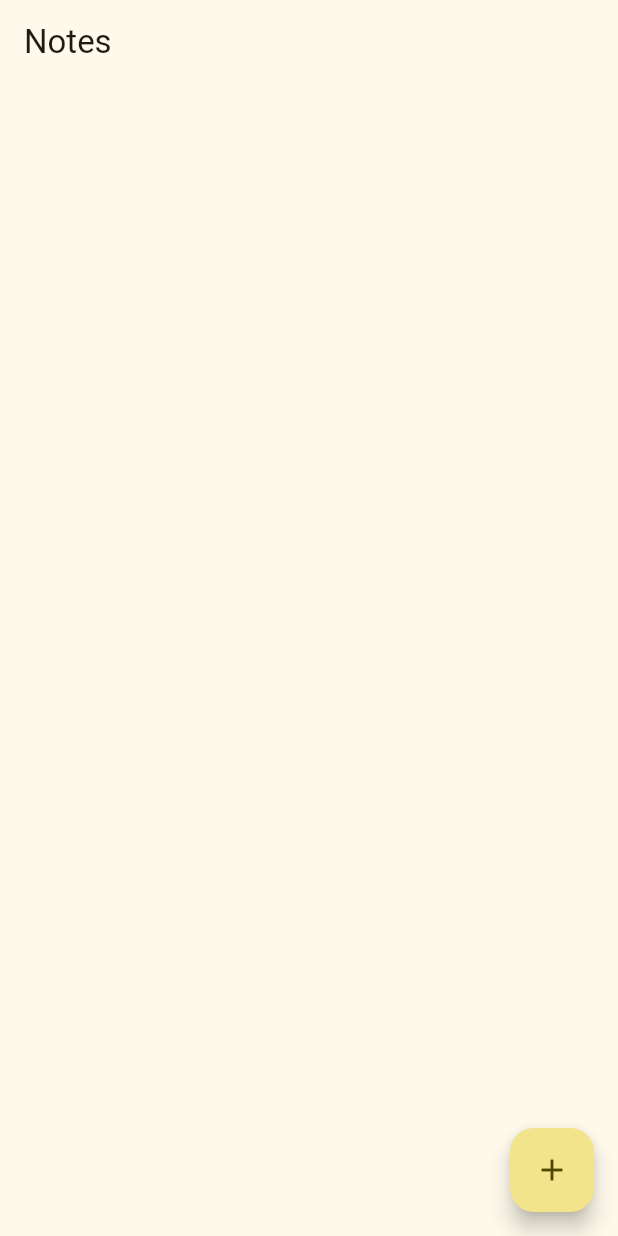
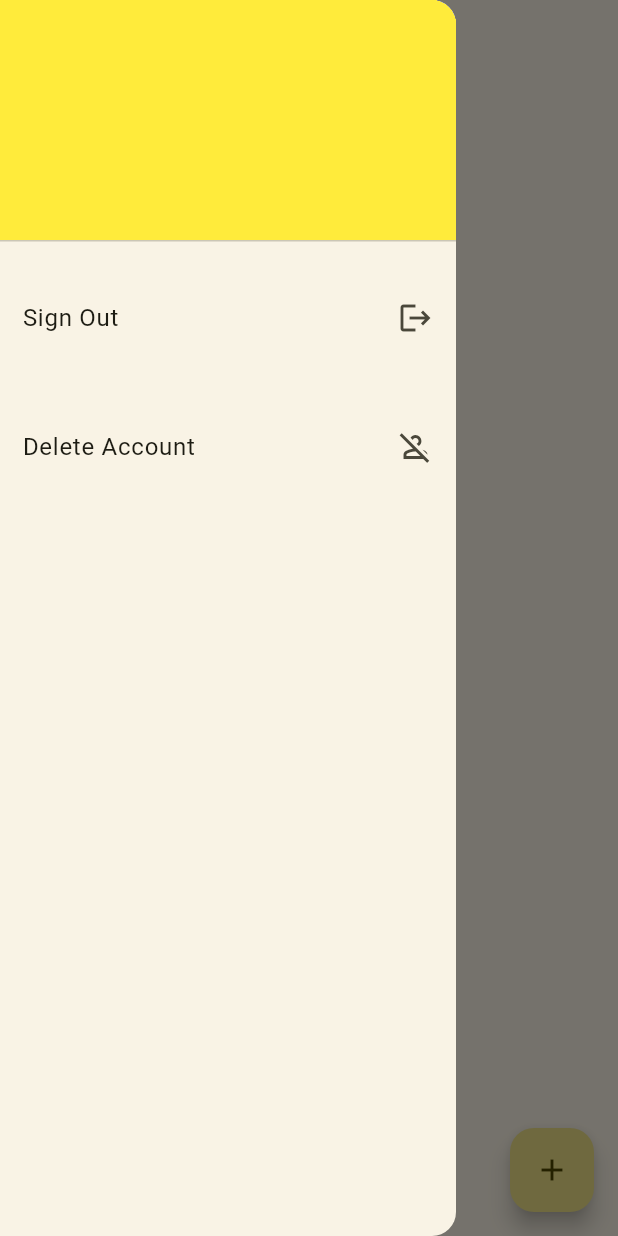
Before and after one commit to Rahul-Sharma-Github/Notes-App, a Flutter app: the screen it shows once a user with an empty profile is signed in, with the side drawer open (before the commit the screen has no drawer), on a phone screen of 412 x 824 dp. Run offline on Flutter 3.47's test engine with Material 2 defaults, Android fonts, the phone set to English and light mode, and no system bars; our stand-ins replace cloud_firestore, firebase_auth, firebase_core, get; accounts and stored records are empty.

Commit message:
Drawer Added on HomePage and did some bug fixing work.

```diff
--- a/lib/Firestore_Services/firestore_services.dart
+++ b/lib/Firestore_Services/firestore_services.dart
@@ -142,9 +142,15 @@ class FirestoreServices {
             },
           );
         } else {
-          return const Center(
-            child: CircularProgressIndicator(),
-          );
+          if (snapshot.connectionState == ConnectionState.waiting) {
+            return const Center(
+              child: CircularProgressIndicator(),
+            );
+          } else {
+            return const Center(
+              child: Text('Add Your Notes Now !'),
+            );
+          }
         }
       },
     );
--- a/lib/Pages/home/home_page.dart
+++ b/lib/Pages/home/home_page.dart
@@ -1,6 +1,8 @@
+import 'package:firebase_auth/firebase_auth.dart';
 import 'package:flutter/material.dart';
 import 'package:get/get.dart';
 
+import '../../Authentication_Services/firebase_authentication.dart';
 import '../../Firestore_Services/firestore_services.dart';
 import 'home_controller.dart';
 
@@ -19,6 +21,39 @@ class HomePage extends StatelessWidget {
     return Scaffold(
       appBar: AppBar(
         title: const Text('Notes'),
+      ),
+      drawer: Drawer(
+        child: ListView(children: [
+          DrawerHeader(
+            decoration: const BoxDecoration(color: Colors.yellow),
+            padding: const EdgeInsets.all(15.0),
+            child: Column(
+              mainAxisAlignment: MainAxisAlignment.center,
+              crossAxisAlignment: CrossAxisAlignment.stretch,
+              mainAxisSize: MainAxisSize.min,
+              children: [
+                Text(FirebaseAuth.instance.currentUser?.displayName ?? ''),
+                Text(FirebaseAuth.instance.currentUser?.email ?? ''),
+              ],
+            ),
+          ),
+          ListTile(
+            contentPadding: const EdgeInsets.all(15),
+            title: const Text('Sign Out'),
+            trailing: const Icon(Icons.logout),
+            onTap: () {
+              AuthenticationServices.signOut();
+            },
+          ),
+          ListTile(
+            contentPadding: const EdgeInsets.all(15),
+            title: const Text('Delete Account'),
+            trailing: const Icon(Icons.person_off_outlined),
+            onTap: () {
+              AuthenticationServices.deleteUserAccount();
+            },
+          ),
+        ]),
       ),
       body: SafeArea(
         child: Container(
```
Also changed, not shown: lib/Authentication_Services/firebase_authentication.dart (+5 -6 lines), lib/Pages/signup/signup_page.dart (+4 -3 lines).
